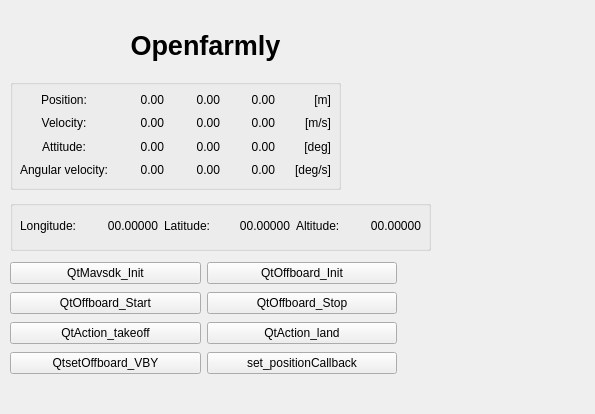
The window that widget.ui (UAVOB-avoidproj/Openfarmly_Server) describes before a commit, drawn with Qt 5.
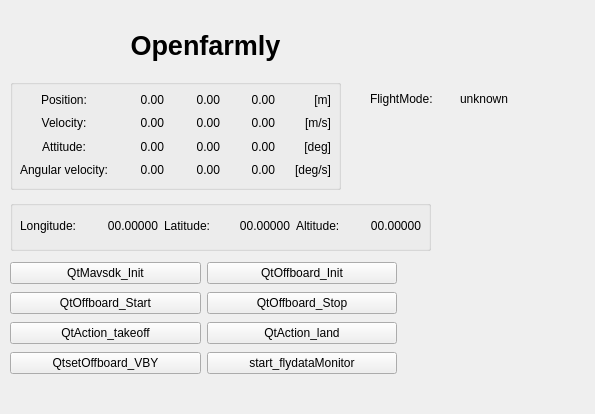
The same window after the commit. Icons and pictures are not drawn.

Diff of the .ui file:
```diff
--- a/widget.ui
+++ b/widget.ui
@@ -75,7 +75,7 @@
     <item row="6" column="1">
      <widget class="QPushButton" name="set_positionCallback">
       <property name="text">
-       <string>set_positionCallback</string>
+       <string>start_flydataMonitor</string>
       </property>
      </widget>
     </item>
@@ -649,6 +649,32 @@
     </layout>
    </widget>
   </widget>
+  <widget class="QLabel" name="FlightMode">
+   <property name="geometry">
+    <rect>
+     <x>370</x>
+     <y>90</y>
+     <width>81</width>
+     <height>17</height>
+    </rect>
+   </property>
+   <property name="text">
+    <string>FlightMode:</string>
+   </property>
+  </widget>
+  <widget class="QLabel" name="FlightMode_value">
+   <property name="geometry">
+    <rect>
+     <x>460</x>
+     <y>90</y>
+     <width>81</width>
+     <height>17</height>
+    </rect>
+   </property>
+   <property name="text">
+    <string>unknown</string>
+   </property>
+  </widget>
  </widget>
  <resources>
   <include location="res.qrc"/>
```
Left out of the diff: 2 changed lines with no effect on the pictures.
